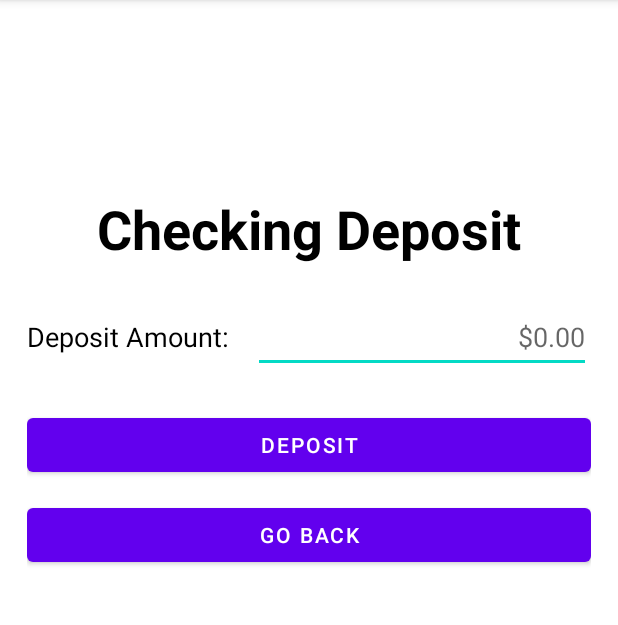
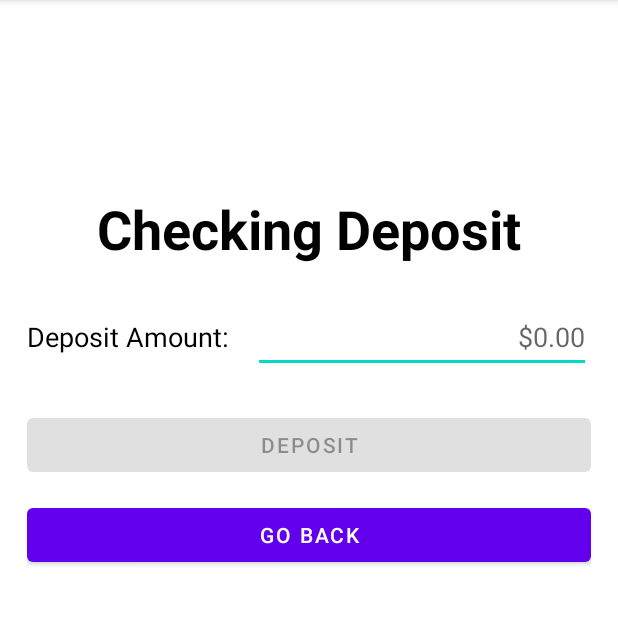
Before and after one commit to Linus319/TheValleyBankApp, an Android app: the CheckingDepositActivity screen opened directly, with no data from a screen before it, on a phone screen of 412 x 824 dp, the part 84-709 px from its top. Run offline under Robolectric (Android 15) with nearby library versions, the phone set to English and light mode, and no system bars.

Commit message:
checking and savings deposit functionality

```diff
--- a/app/src/main/java/com/example/thevalleybankapp/CheckingDepositActivity.java
+++ b/app/src/main/java/com/example/thevalleybankapp/CheckingDepositActivity.java
@@ -4,11 +4,41 @@ import androidx.appcompat.app.AppCompatActivity;
 
 import android.content.Intent;
 import android.os.Bundle;
+import android.text.Editable;
+import android.text.TextWatcher;
 import android.widget.Button;
 import android.widget.EditText;
 
+import java.text.NumberFormat;
+
 public class CheckingDepositActivity extends AppCompatActivity {
+    EditText depositText;
+    Button chDeposit, chGoBack;
 
+    TextWatcher textWatcher = new TextWatcher() {
+
+        @Override
+        public void beforeTextChanged(CharSequence s, int start, int count, int after) {
+
+        }
+
+        @Override
+        public void onTextChanged(CharSequence s, int start, int before, int count) {
+            if (depositText.getText().toString().equals("")) {
+                return;
+            }
+
+            double amount = Double.parseDouble(depositText.getText().toString());
+
+            if (amount > 0) {
+                chDeposit.setEnabled(true);
+            }
+        }
+
+        @Override
+        public void afterTextChanged(Editable s) {
+        }
+    };
     @Override
     protected void onCreate(Bundle savedInstanceState) {
         super.onCreate(savedInstanceState);
@@ -16,15 +46,18 @@ public class CheckingDepositActivity extends AppCompatActivity {
 
         Intent thisIntent = getIntent();
 
-        String email = thisIntent.getStringExtra("com.example.thevalleybank.accountEmail");
+        String email = thisIntent.getStringExtra("com.example.thevalleybankapp.accountEmail");
 
-        Button chDeposit = (Button) findViewById(R.id.chDepositButton);
-        Button chGoBack = (Button) findViewById(R.id.chGoBackButton);
+        chDeposit = findViewById(R.id.chDepositButton);
+        chDeposit.setEnabled(false);
+
+        chGoBack = findViewById(R.id.chGoBackButton);
 
         Intent checkingDepositIntent = new Intent(this, CheckingDepositConfirmedActivity.class);
         Intent checkingGoBackIntent = new Intent(this, AccountActivity.class);
 
-        EditText depositText = (EditText) findViewById(R.id.chEnterDeposit);
+        depositText = findViewById(R.id.chEnterDeposit);
+        depositText.addTextChangedListener(textWatcher);
 
         chDeposit.setOnClickListener(v -> {
             if (depositText.getText().toString().equals("")) {
--- a/app/src/main/res/layout/activity_checking_deposit_confirmed.xml
+++ b/app/src/main/res/layout/activity_checking_deposit_confirmed.xml
@@ -24,8 +24,9 @@
         android:layout_height="24dp" />
 
     <Button
-        android:id="@+id/svConfirmGoBackButton"
+        android:id="@+id/chConfirmGoBackButton"
         android:layout_width="match_parent"
         android:layout_height="wrap_content"
-        android:text="Back To Account Home" />
+        android:text="Back To Account" />
+
 </LinearLayout>
--- a/app/src/main/res/layout/activity_savings_deposit_confirmed.xml
+++ b/app/src/main/res/layout/activity_savings_deposit_confirmed.xml
@@ -27,5 +27,6 @@
         android:id="@+id/svConfirmGoBackButton"
         android:layout_width="match_parent"
         android:layout_height="wrap_content"
-        android:text="Back To Account Home" />
+        android:text="Back To Account" />
+
 </LinearLayout>
```
Also changed, not shown: app/src/main/java/com/example/thevalleybankapp/AccountActivity.java (+7 -7 lines), app/src/main/java/com/example/thevalleybankapp/CheckingDepositConfirmedActivity.java (+6 -1 lines), app/src/main/java/com/example/thevalleybankapp/SavingsDepositActivity.java (+52 -3 lines), app/src/main/java/com/example/thevalleybankapp/SavingsDepositConfirmedActivity.java (+6 -1 lines).
